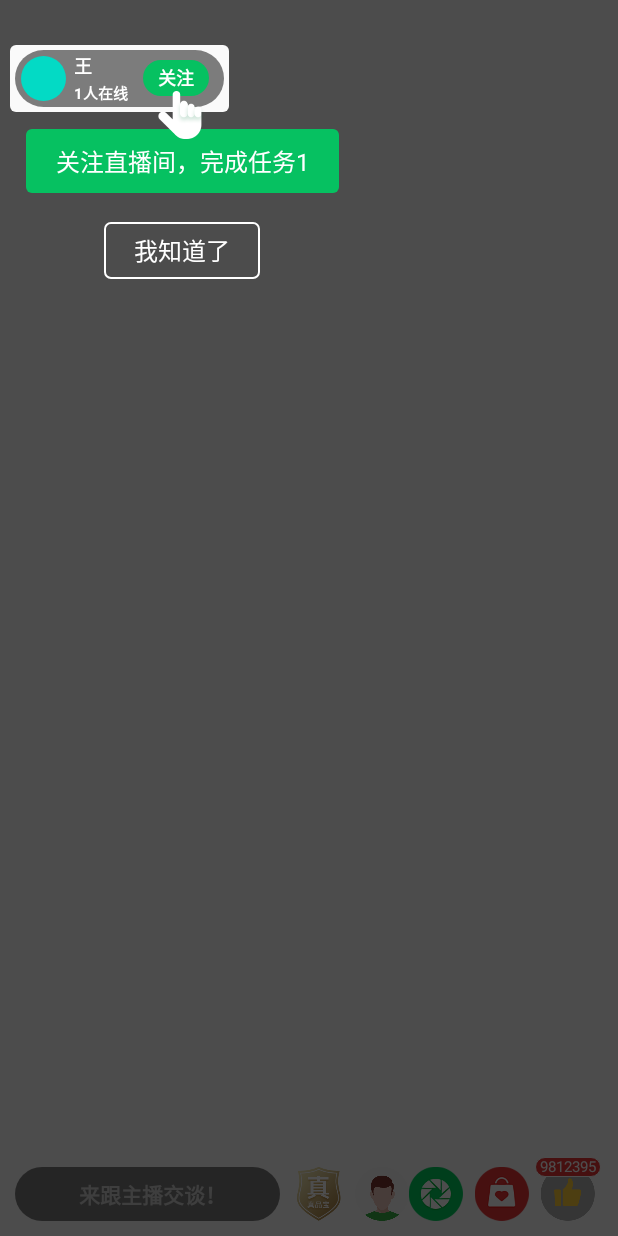
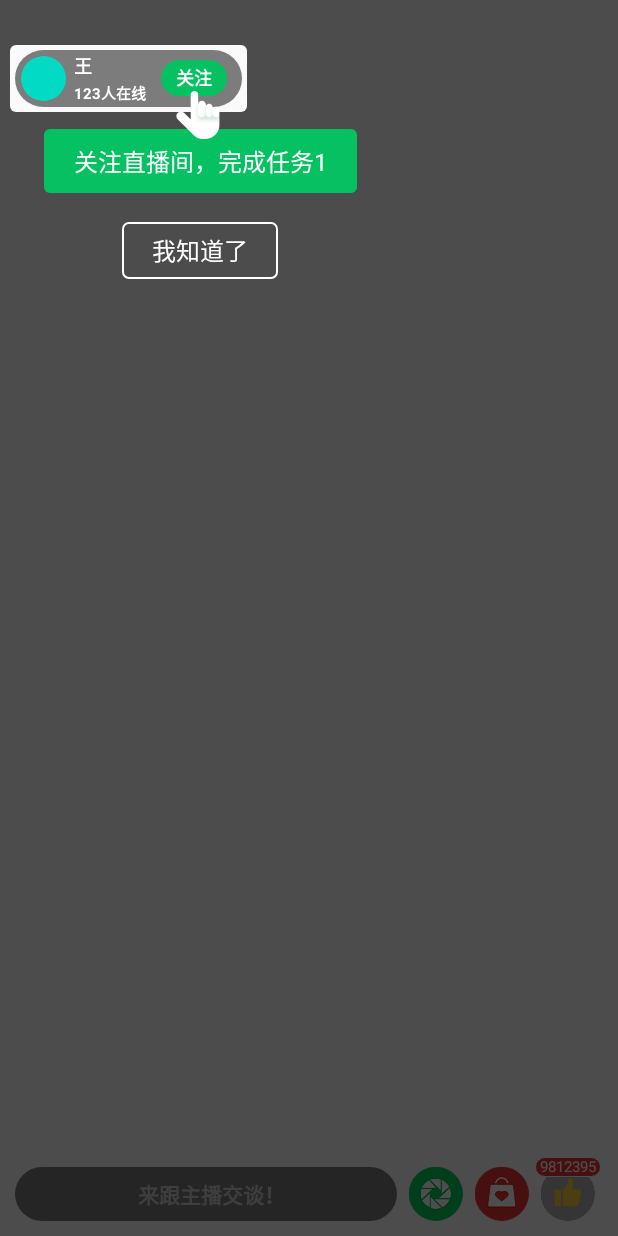
Before and after one commit to lihaoliangGz/LiveNewTaskGuideLayout, an Android app: the screen it shows after launch (MainActivity), on a phone screen of 412 x 824 dp. Run offline under Robolectric (Android 15) with nearby library versions, the phone set to English and light mode, and no system bars.

Commit message:
优化手指头的位置

```diff
--- a/app/src/main/java/com/cvbmgh/application/MainActivity.java
+++ b/app/src/main/java/com/cvbmgh/application/MainActivity.java
@@ -20,6 +20,7 @@ public class MainActivity extends AppCompatActivity {
     private TextView tvInputMsg;
     private TextView tvFollow;
     private ImageView ivZPB;
+    private ImageView ivServer;
     private TextView tvPraiseNum;
 
     private LiveNewWelfareGuideLayout guideLayout;
@@ -36,14 +37,16 @@ public class MainActivity extends AppCompatActivity {
         tvInputMsg = findViewById(R.id.tvInputMsg);
         tvFollow = findViewById(R.id.tvFollow);
         ivZPB = findViewById(R.id.ivZPB);
+        ivServer = findViewById(R.id.ivService);
         tvPraiseNum = findViewById(R.id.tvPraiseNum);
 
         tvRoomName.setText("王");
-        tvOnlineCount.setText("1人在线");
+        tvOnlineCount.setText("123人在线");
         tvPraiseNum.setText("9812395");
         ivZPB.setVisibility(View.VISIBLE);
 
-        //ivZPB.setVisibility(View.GONE);
+        ivZPB.setVisibility(View.GONE);
+        ivServer.setVisibility(View.GONE);
 
         root.post(new Runnable() {
             @Override
--- a/guidelayout/src/main/java/com/cvbmgh/guidelayout/LiveNewWelfareGuideLayout.java
+++ b/guidelayout/src/main/java/com/cvbmgh/guidelayout/LiveNewWelfareGuideLayout.java
@@ -10,11 +10,13 @@ import android.graphics.PorterDuffXfermode;
 import android.graphics.Rect;
 import android.graphics.RectF;
 import android.util.AttributeSet;
+import android.view.Gravity;
 import android.view.LayoutInflater;
 import android.view.View;
 import android.view.ViewConfiguration;
 import android.widget.FrameLayout;
 import android.widget.HorizontalScrollView;
+import android.widget.ImageView;
 import android.widget.ScrollView;
 import android.widget.TextView;
 import android.widget.Toast;
@@ -78,8 +80,7 @@ public class LiveNewWelfareGuideLayout extends FrameLayout {
         PorterDuffXfermode xfermode = new PorterDuffXfermode(PorterDuff.Mode.CLEAR);
         mPaint.setXfermode(xfermode);
 
-        //设置画笔遮罩滤镜,可以传入BlurMaskFilter或EmbossMaskFilter，前者为模糊遮罩滤镜而后者为浮雕遮罩滤镜
-        //这个方法已经被标注为过时的方法了，如果你的应用启用了硬件加速，你是看不到任何阴影效果的
+        //设置画笔遮罩滤镜(发光效果)
         //mPaint.setMaskFilter(new BlurMaskFilter(10, BlurMaskFilter.Blur.INNER));
         //关闭当前view的硬件加速
         setLayerType(LAYER_TYPE_SOFTWARE, null);
@@ -106,7 +107,7 @@ public class LiveNewWelfareGuideLayout extends FrameLayout {
         rectF1.bottom = view1Rect.bottom + padding;
         point1 = new Point();
         Rect viewFollowRect = getLocationInView(parent, viewFollow);
-        point1.x = viewFollowRect.left + viewFollowRect.width() / 2 + offset;
+        point1.x = viewFollowRect.left + viewFollowRect.width() / 2;
         point1.y = viewFollowRect.bottom - dp2px(3);
 
         //计算高亮区域2和手指头的坐标
@@ -117,7 +118,7 @@ public class LiveNewWelfareGuideLayout extends FrameLayout {
         rectF2.right = view2Rect.right + padding;
         rectF2.bottom = view2Rect.bottom + padding;
         point2 = new Point();
-        point2.x = view2Rect.left + view2Rect.width() / 2 + offset;
+        point2.x = view2Rect.left + view2Rect.width() / 2;
         point2.y = view2Rect.top + dp2px(8);
 
         setOnClickListener(new OnClickListener() {
@@ -180,18 +181,30 @@ public class LiveNewWelfareGuideLayout extends FrameLayout {
         super.onLayout(changed, left, top, right, bottom);
 
         FrameLayout.LayoutParams guideView1Lp = (FrameLayout.LayoutParams) guideView1.getLayoutParams();
-        int guideView1LeftMargin = point1.x - guideView1.getMeasuredWidth() / 2;
+        int guideView1LeftMargin = point1.x - guideView1.getMeasuredWidth() / 2 + offset;
         if (guideView1LeftMargin < rectF1LeftMargin) {
             guideView1LeftMargin = rectF1LeftMargin;
+            //移动手指的位置
+            ImageView ivThumb1 = guideView1.findViewById(R.id.ivThumb1);
+            FrameLayout.LayoutParams flp = (LayoutParams) ivThumb1.getLayoutParams();
+            flp.gravity = Gravity.START;
+            flp.leftMargin = point1.x - guideView1LeftMargin - ivThumb1.getMeasuredWidth() / 2 + offset;
+
         }
         guideView1Lp.leftMargin = guideView1LeftMargin;
         guideView1Lp.topMargin = point1.y;
         guideView1.requestLayout();
 
         FrameLayout.LayoutParams guideView2Lp = (FrameLayout.LayoutParams) guideView2.getLayoutParams();
-        int guideView2LeftMargin = point2.x - guideView2.getMeasuredWidth() / 2;
+        int guideView2LeftMargin = point2.x - guideView2.getMeasuredWidth() / 2 + offset;
         if (guideView2LeftMargin < rectF2LeftMargin) {
             guideView2LeftMargin = rectF2LeftMargin;
+            //移动手指的位置
+            ImageView ivThumb2 = guideView2.findViewById(R.id.ivThumb2);
+            FrameLayout.LayoutParams flp = (LayoutParams) ivThumb2.getLayoutParams();
+            flp.gravity = Gravity.START;
+            flp.leftMargin = point2.x - guideView2LeftMargin - ivThumb2.getMeasuredWidth() / 2 + offset;
+
         }
         guideView2Lp.leftMargin = guideView2LeftMargin;
         guideView2Lp.topMargin = point2.y - guideView2.getMeasuredHeight();
--- a/guidelayout/src/main/res/layout/layout_live_task1_guide.xml
+++ b/guidelayout/src/main/res/layout/layout_live_task1_guide.xml
@@ -19,6 +19,7 @@
         android:textSize="16sp" />
 
     <ImageView
+        android:id="@+id/ivThumb1"
         android:layout_width="32dp"
         android:layout_height="32dp"
         android:layout_gravity="center_horizontal"
--- a/guidelayout/src/main/res/layout/layout_live_task2_guide.xml
+++ b/guidelayout/src/main/res/layout/layout_live_task2_guide.xml
@@ -30,6 +30,7 @@
         android:textSize="16sp" />
 
     <ImageView
+        android:id="@+id/ivThumb2"
         android:layout_width="32dp"
         android:layout_height="32dp"
         android:layout_gravity="center_horizontal"
```
